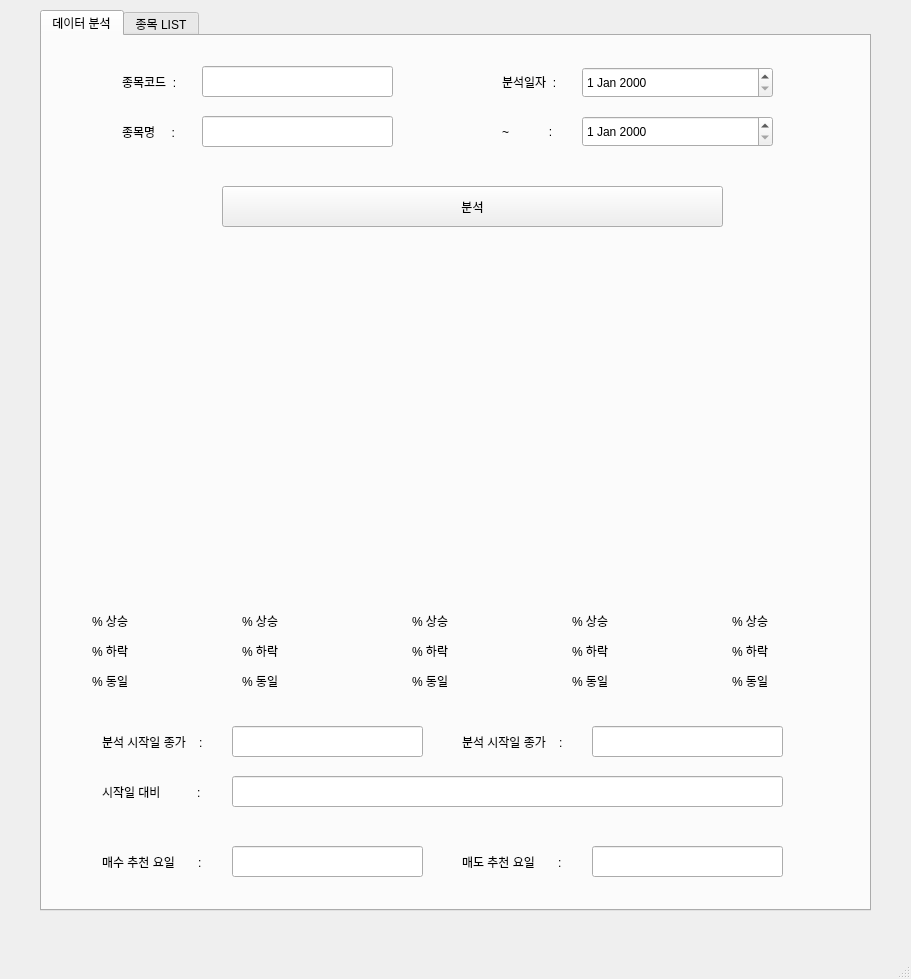
Old version of the form code/gui/guiView.ui in the repository siy415/spicySausageSoup.
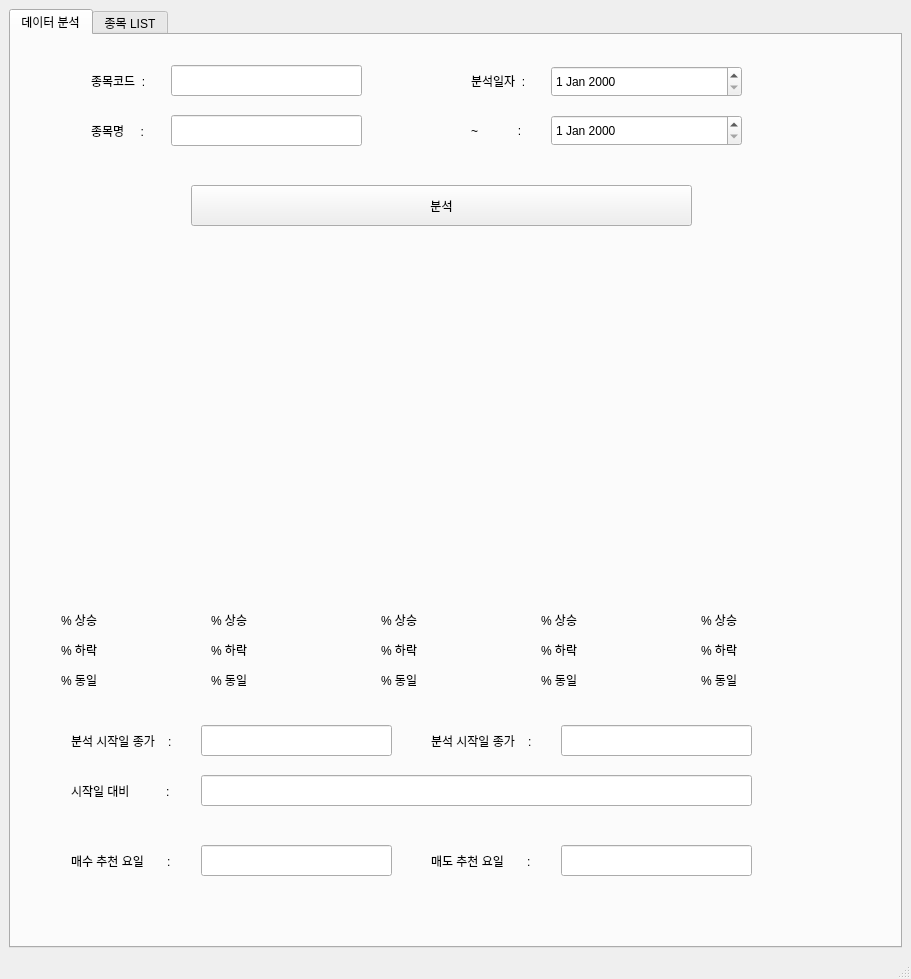
New version of the form. The open tabs and pages were chosen to show the change. Custom widgets are drawn as their Qt base class.

Commit message: Display calcualated graph in gui view

Diff of the .ui file:
```diff
--- a/code/gui/guiView.ui
+++ b/code/gui/guiView.ui
@@ -14,17 +14,11 @@
    <string>주가 분석 프로그램 (Prod. 인생력전)</string>
   </property>
   <widget class="QWidget" name="centralwidget">
+   <layout class="QHBoxLayout" name="horizontalLayout">
+    <item>
    <widget class="QTabWidget" name="tabWidget">
-    <property name="geometry">
-     <rect>
-      <x>40</x>
-      <y>10</y>
-      <width>831</width>
-      <height>901</height>
-     </rect>
-    </property>
     <property name="currentIndex">
-     <number>1</number>
+       <number>0</number>
     </property>
     <widget class="QWidget" name="main_tab">
      <attribute name="title">
@@ -320,16 +314,6 @@
        <string>% 하락</string>
       </property>
      </widget>
-     <widget class="PlotWidget" name="graphWidget" native="true">
-      <property name="geometry">
-       <rect>
-        <x>40</x>
-        <y>210</y>
-        <width>731</width>
-        <height>351</height>
-       </rect>
-      </property>
-     </widget>
      <widget class="QPushButton" name="searchbtn">
       <property name="geometry">
        <rect>
@@ -473,6 +457,17 @@
        </rect>
       </property>
      </widget>
+       <widget class="QWidget" name="verticalLayoutWidget">
+        <property name="geometry">
+         <rect>
+          <x>9</x>
+          <y>199</y>
+          <width>861</width>
+          <height>361</height>
+         </rect>
+        </property>
+        <layout class="QVBoxLayout" name="verticalLayout"/>
+       </widget>
     </widget>
     <widget class="QWidget" name="list_tab">
      <attribute name="title">
@@ -755,6 +750,8 @@
      </widget>
     </widget>
    </widget>
+    </item>
+   </layout>
   </widget>
   <widget class="QMenuBar" name="menubar">
    <property name="geometry">
@@ -768,14 +765,6 @@
   </widget>
   <widget class="QStatusBar" name="statusBar"/>
  </widget>
- <customwidgets>
-  <customwidget>
-   <class>PlotWidget</class>
-   <extends>QWidget</extends>
-   <header>pyqtgraph</header>
-   <container>1</container>
-  </customwidget>
- </customwidgets>
  <resources/>
  <connections/>
 </ui>
```
Lines whose indentation alone changed are shown as unchanged. The commit also changes 4 other files.
